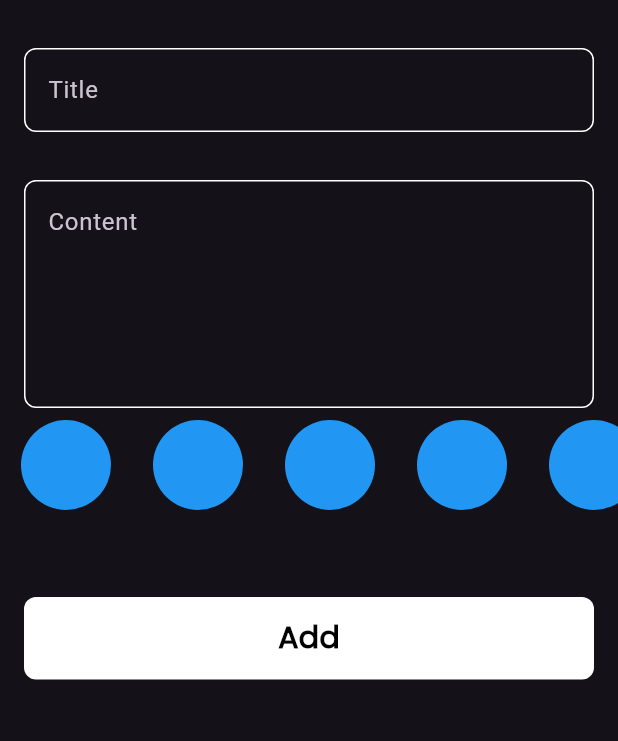
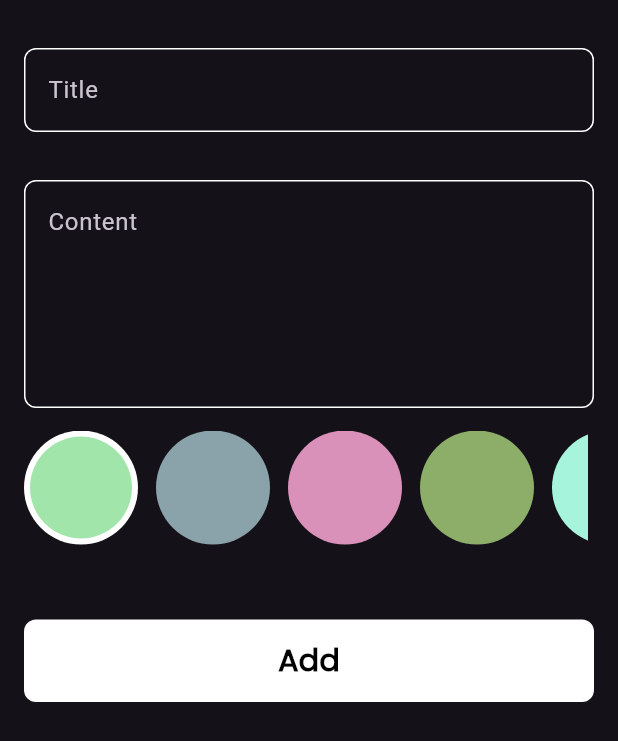
Before and after one commit to MuhammadOs/Notes_App-Flutter, a Flutter app: the AddNoteForm widget shown alone on an empty page, opened directly, on a phone screen of 412 x 824 dp. Shown: the top 741 px of the screen. Run offline on Flutter 3.47's test engine with Material 3 defaults, Android fonts, the phone set to English and light mode, and no system bars; our stand-ins replace flutter_bloc, hive, hive_flutter; accounts and stored records are empty.

Commit message:
colors list view done

```diff
--- a/lib/widgets/add_note_form.dart
+++ b/lib/widgets/add_note_form.dart
@@ -43,7 +43,10 @@ class _AddNoteFormState extends State<AddNoteForm> {
             hint: 'Content',
             maxLines: 5,
           ),
-          const ColorListView(),
+          const Padding(
+            padding: EdgeInsets.only(left: 10.0, right: 20, top: 15),
+            child: ColorListView(),
+          ),
           BlocBuilder<AddNotesCubit, AddNotesState>(
             builder: (context, state) {
               return CustomButton(
--- a/lib/widgets/colors_list_view.dart
+++ b/lib/widgets/colors_list_view.dart
@@ -2,32 +2,72 @@ import 'package:flutter/cupertino.dart';
 import 'package:flutter/material.dart';
 
 class ColorItem extends StatelessWidget {
-  const ColorItem({super.key});
+  const ColorItem({super.key, required this.isActive, required this.color});
 
+  final bool isActive;
+  final Color color;
   @override
   Widget build(BuildContext context) {
-    return const Padding(
-      padding: EdgeInsets.all(8.0),
-      child: CircleAvatar(
-        backgroundColor: Colors.blue,
-        radius: 36,
-      ),
-    );
+    return isActive
+        ? Padding(
+            padding: const EdgeInsets.symmetric(horizontal: 6.0),
+            child: CircleAvatar(
+              radius: 38,
+              backgroundColor: Colors.white,
+              child: CircleAvatar(
+                backgroundColor: color,
+                radius: 34,
+              ),
+            ),
+          )
+        : Padding(
+            padding: const EdgeInsets.symmetric(horizontal: 6.0),
+            child: CircleAvatar(
+              backgroundColor: color,
+              radius: 38,
+            ),
+          );
   }
 }
 
-class ColorListView extends StatelessWidget {
+class ColorListView extends StatefulWidget {
   const ColorListView({super.key});
+
+  @override
+  State<ColorListView> createState() => _ColorListViewState();
+}
+
+class _ColorListViewState extends State<ColorListView> {
+  int currentIndex = 0;
+  List<Color> colors = const [
+    Color(0xffA1E5AB),
+    Color(0xff8AA2A9),
+    Color(0xffD991BA),
+    Color(0xff8CAE68),
+    Color(0xffA6F4DC),
+    Color(0xff944654),
+    Color(0xff044B7F),
+    Color(0xffE3B505),
+  ];
 
   @override
   Widget build(BuildContext context) {
     return SizedBox(
       height: 38 * 2,
       child: ListView.builder(
-          itemCount: 10,
+          itemCount: colors.length,
           scrollDirection: Axis.horizontal,
           itemBuilder: (context, index) {
-            return const ColorItem();
+            return GestureDetector(
+              onTap: () {
+                currentIndex = index;
+                setState(() {});
+              },
+              child: ColorItem(
+                isActive: currentIndex == index,
+                color: colors[index]
+              ),
+            );
           }),
     );
   }
```
